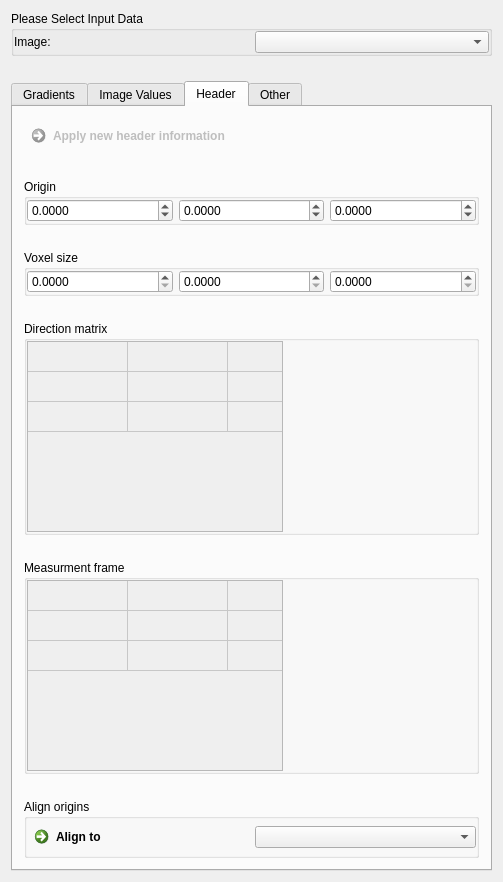
First picture: the form in Plugins/org.mitk.gui.qt.diffusionimaging.preprocessing/src/internal/QmitkPreprocessingViewControls.ui, repository MITK/MITK, before the edit.
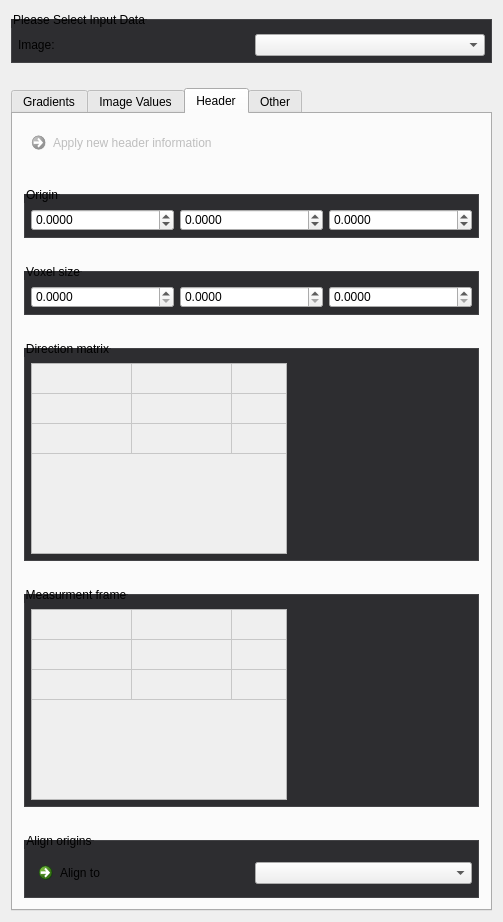
Second picture: the form after the edit. The open tabs and pages were chosen to show the change. Custom widgets are drawn as their Qt base class.

Commit message: Update diffusion view style

Patch:
```diff
--- a/Plugins/org.mitk.gui.qt.diffusionimaging.preprocessing/src/internal/QmitkPreprocessingViewControls.ui
+++ b/Plugins/org.mitk.gui.qt.diffusionimaging.preprocessing/src/internal/QmitkPreprocessingViewControls.ui
@@ -25,6 +25,43 @@
   <property name="autoFillBackground">
    <bool>true</bool>
   </property>
+  <property name="styleSheet">
+   <string>QCommandLinkButton {
+  font-weight: normal;
+}
+
+QCommandLinkButton:disabled {
+  border: none;
+  font-weight: lighter;
+}
+
+QToolBox::tab {
+  border: 1px solid #434346;
+  font-weight: bold;
+}
+
+QToolBox::tab:hover {
+  background-color: #434346;
+  font-weight: bold;
+}
+
+QToolBox::tab:selected {
+  background-color: #1c97ea;
+  border: 1px solid #1c97ea;
+  font-weight: bold;
+}
+
+QGroupBox {
+  border: 1px solid #434346;
+  background-color: #2d2d30;
+  margin-top: 8px;
+  padding-top: 8px;
+}
+
+QGroupBox, QGroupBox:disabled {
+  background-color: #2d2d30;
+}</string>
+  </property>
   <layout class="QGridLayout" name="gridLayout_18">
    <property name="verticalSpacing">
     <number>25</number>
@@ -36,16 +73,16 @@
      </property>
      <layout class="QGridLayout" name="gridLayout_2">
       <property name="leftMargin">
-       <number>0</number>
+       <number>6</number>
       </property>
       <property name="topMargin">
-       <number>0</number>
+       <number>6</number>
       </property>
       <property name="rightMargin">
-       <number>0</number>
+       <number>6</number>
       </property>
       <property name="bottomMargin">
-       <number>0</number>
+       <number>6</number>
       </property>
       <item row="0" column="0">
        <widget class="QLabel" name="label_5">
@@ -1143,16 +1180,16 @@
          </property>
          <layout class="QGridLayout" name="gridLayout_16">
           <property name="leftMargin">
-           <number>0</number>
+           <number>6</number>
           </property>
           <property name="topMargin">
-           <number>0</number>
+           <number>6</number>
           </property>
           <property name="rightMargin">
-           <number>0</number>
+           <number>6</number>
           </property>
           <property name="bottomMargin">
-           <number>0</number>
+           <number>6</number>
           </property>
           <item row="0" column="2">
            <widget class="QDoubleSpinBox" name="m_HeaderSpacingZ">
@@ -1210,16 +1247,16 @@
          </property>
          <layout class="QGridLayout" name="gridLayout_3">
           <property name="leftMargin">
-           <number>0</number>
+           <number>6</number>
           </property>
           <property name="topMargin">
-           <number>0</number>
+           <number>6</number>
           </property>
           <property name="rightMargin">
-           <number>0</number>
+           <number>6</number>
           </property>
           <property name="bottomMargin">
-           <number>0</number>
+           <number>6</number>
           </property>
           <item row="0" column="0">
            <widget class="QTableWidget" name="m_DirectionMatrixTable">
@@ -1338,16 +1375,16 @@
          </property>
          <layout class="QGridLayout" name="gridLayout">
           <property name="leftMargin">
-           <number>0</number>
+           <number>6</number>
           </property>
           <property name="topMargin">
-           <number>0</number>
+           <number>6</number>
           </property>
           <property name="rightMargin">
-           <number>0</number>
+           <number>6</number>
           </property>
           <property name="bottomMargin">
-           <number>0</number>
+           <number>6</number>
           </property>
           <item row="0" column="0">
            <widget class="QTableWidget" name="m_MeasurementFrameTable">
@@ -1473,16 +1510,16 @@
          </property>
          <layout class="QGridLayout" name="gridLayout_17">
           <property name="leftMargin">
-           <number>0</number>
+           <number>6</number>
           </property>
           <property name="topMargin">
-           <number>0</number>
+           <number>6</number>
           </property>
           <property name="rightMargin">
-           <number>0</number>
+           <number>6</number>
           </property>
           <property name="bottomMargin">
-           <number>0</number>
+           <number>6</number>
           </property>
           <item row="0" column="2">
            <widget class="QDoubleSpinBox" name="m_HeaderOriginZ">
@@ -1533,16 +1570,16 @@
          </property>
          <layout class="QGridLayout" name="gridLayout_15">
           <property name="leftMargin">
-           <number>0</number>
+           <number>6</number>
           </property>
           <property name="topMargin">
-           <number>0</number>
+           <number>6</number>
           </property>
           <property name="rightMargin">
-           <number>0</number>
+           <number>6</number>
           </property>
           <property name="bottomMargin">
-           <number>0</number>
+           <number>6</number>
           </property>
           <item row="0" column="1">
            <widget class="QmitkDataStorageComboBox" name="m_AlignImageBox">
@@ -1648,7 +1685,7 @@
    </item>
   </layout>
  </widget>
- <layoutdefault spacing="6" margin="11"/>
+ <layoutdefault spacing="6" margin="11"></layoutdefault>
  <customwidgets>
   <customwidget>
    <class>QmitkDataStorageComboBox</class>
```
Left out of the diff: 118 changed lines with no effect on the pictures. The commit also changes 32 other files.
